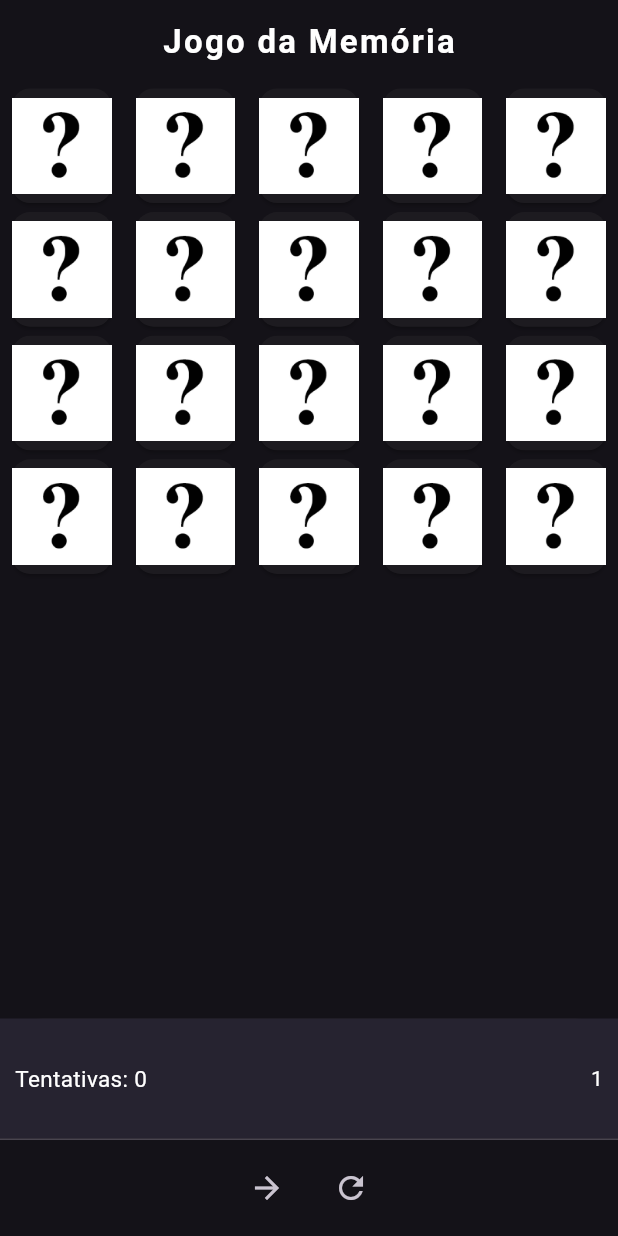
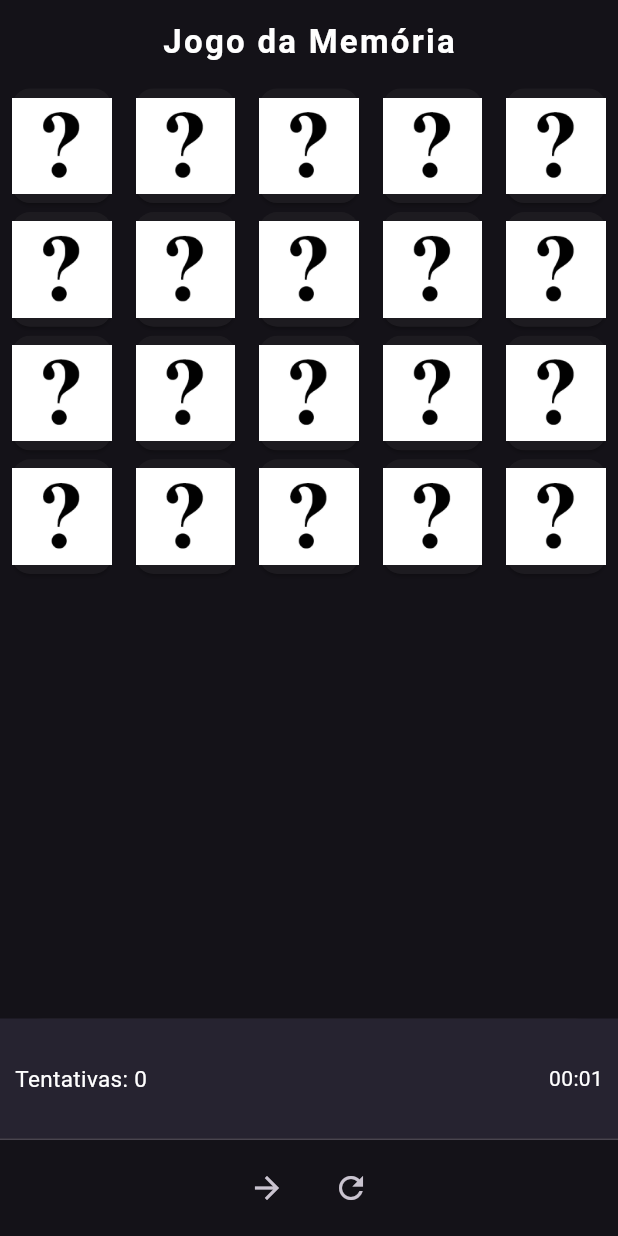
Before and after one commit to MrXacx/memory_game, a Flutter app: the screen it shows after launch, after a tap on the "refresh" icon, after a tap on the "arrow forward" icon, on a phone screen of 412 x 824 dp. Run offline on Flutter 3.47's test engine with Material 3 defaults, Android fonts, the phone set to English and light mode, and no system bars.

Commit message:
feat: formata exibição do temporizador

```diff
--- a/lib/main.dart
+++ b/lib/main.dart
@@ -1,6 +1,7 @@
 import 'dart:async';
 
 import 'package:flutter/material.dart';
+import 'package:intl/intl.dart';
 import 'package:memory_game/widgets/table.dart';
 
 void main() {
@@ -35,6 +36,7 @@ class _HomeState extends State<Home> {
   late GameTable table;
   int moves = 0;
   int time = 0; // Contador de tempo
+  final formatter = NumberFormat('00');
 
   _HomeState() {
     table = GameTable(icons: icons, onPressed: _incrementMoves);
@@ -69,7 +71,7 @@ class _HomeState extends State<Home> {
                     ),
                   ),
                   Text(
-                    "$time",
+                    formatTime(),
                     style: const TextStyle(color: Colors.white),
                   ),
                 ]),
@@ -87,7 +89,8 @@ class _HomeState extends State<Home> {
           persistentFooterButtons: [
             IconButton(
                 onPressed: turnPause,
-                icon: Icon(table.engine.isPaused ? Icons.arrow_forward : Icons.pause)),
+                icon: Icon(
+                    table.engine.isPaused ? Icons.arrow_forward : Icons.pause)),
             IconButton(onPressed: reset, icon: const Icon(Icons.refresh)),
           ]);
 
@@ -95,16 +98,27 @@ class _HomeState extends State<Home> {
   void initState() {
     super.initState();
     Timer.periodic(const Duration(seconds: 1), (timer) {
-      if(!table.engine.isPaused) {
+      if (!table.engine.isPaused) {
         setState(() => ++time);
       }
     });
   }
 
   void turnPause() => setState(() => table.engine.turnPause());
-  void reset() => setState(() => table.state.reInitialize());
+  void reset() => setState(() {
+        table.state.reInitialize();
+      });
 
   void _incrementMoves() => setState(() {
         moves++;
       });
+
+  String formatTime() {
+    var hours = time ~/ 3600;
+    var minutes = (time % 3600) ~/ 60;
+    var seconds = time % 60;
+
+    return (hours > 0 ? "${formatter.format(hours)}:" : "") +
+        "${formatter.format(minutes)}:${formatter.format(seconds)}";
+  }
 }
--- a/pubspec.yaml
+++ b/pubspec.yaml
@@ -9,6 +9,7 @@ environment:
 dependencies:
   flutter:
     sdk: flutter
+  intl: ^0.18.1
 
 dev_dependencies:
   flutter_test:
```
Also changed, not shown: pubspec.lock.
